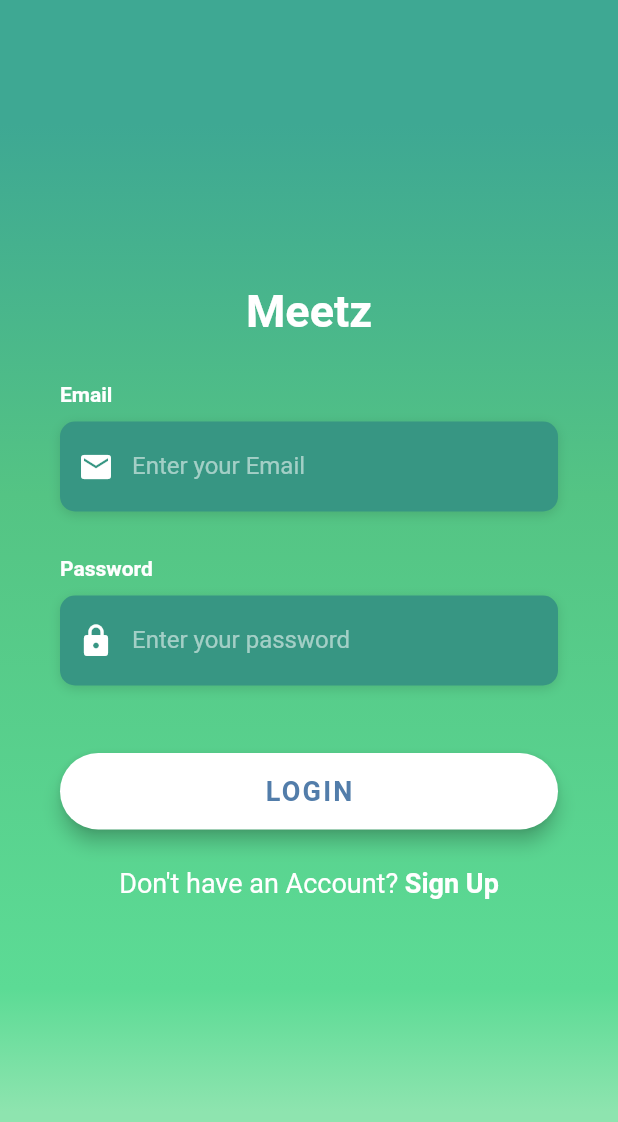
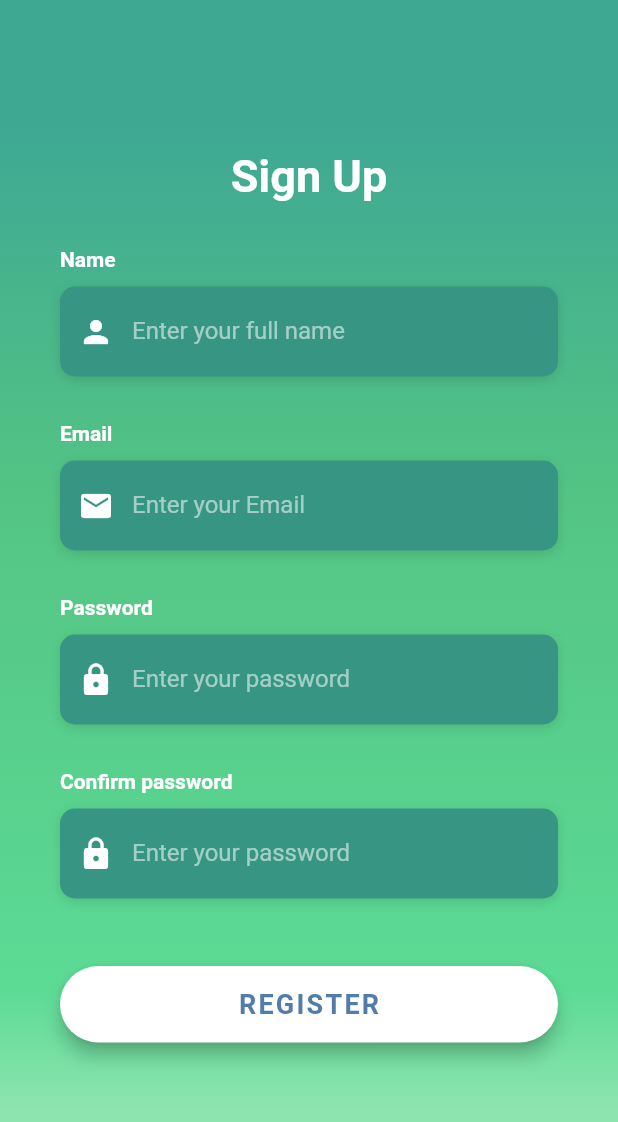
Before and after one commit to bruckmann/Meetz, a Flutter app: the screen it shows after launch, on a phone screen of 412 x 824 dp. Shown: the top 1122 px of the screen. Run offline on Flutter 3.47's test engine with Material 2 defaults, Android fonts, the light colour scheme and no system bars; Roboto replaces fonts that are missing (OpenSans).

Commit message:
Adicionando signup page

```diff
--- a/lib/core/app_widget.dart
+++ b/lib/core/app_widget.dart
@@ -1,10 +1,11 @@
 import 'package:flutter/material.dart';
-import 'package:meetz/pages/login/login_page.dart';
+import 'package:meetz/pages/signin/signin_page.dart';
+import 'package:meetz/pages/signup/signup_page.dart';
 
 class AppWidget extends StatelessWidget {
   @override
   Widget build(BuildContext context) {
     return MaterialApp(
-        title: "Meetz", home: LoginPage()); //pagina que você vai trabalhar
+        title: "Meetz", home: SignUpPage()); //pagina que você vai trabalhar
   }
 }
--- a/lib/pages/login/login_page.dart
+++ b/lib/pages/signup/signup_page.dart
@@ -1,12 +1,10 @@
 import 'package:flutter/material.dart';
-import 'package:meetz/core/app_gradients.dart';
-import 'package:meetz/pages/login/widgtes/remember_me/remember_me_widget.dart';
-import 'package:meetz/pages/login/widgtes/signup_button/signup_button_widget.dart';
+import 'package:meetz/core/core.dart';
 import 'package:meetz/shared/widgets/button_widget.dart';
 import 'package:meetz/shared/widgets/input_widget.dart';
 
-class LoginPage extends StatelessWidget {
-  const LoginPage({Key? key}) : super(key: key);
+class SignUpPage extends StatelessWidget {
+  const SignUpPage({Key? key}) : super(key: key);
 
   @override
   Widget build(BuildContext context) {
@@ -24,16 +22,22 @@ class LoginPage extends StatelessWidget {
               child: SingleChildScrollView(
                 physics: AlwaysScrollableScrollPhysics(),
                 padding:
-                    EdgeInsets.symmetric(horizontal: 40.0, vertical: 190.0),
+                    EdgeInsets.symmetric(horizontal: 40.0, vertical: 100.0),
                 child: Column(
                   children: <Widget>[
                     Text(
-                      "Meetz",
+                      "Sign Up",
                       style: TextStyle(
                           color: Colors.white,
                           fontFamily: 'OpenSans',
                           fontSize: 30,
                           fontWeight: FontWeight.bold),
+                    ),
+                    SizedBox(height: 30.0),
+                    InputWidget(
+                      label: "Name",
+                      placeHolder: "Enter your full name",
+                      icon: Icons.person,
                     ),
                     SizedBox(height: 30.0),
                     InputWidget(
@@ -47,10 +51,15 @@ class LoginPage extends StatelessWidget {
                       placeHolder: "Enter your password",
                       icon: Icons.lock,
                     ),
+                    SizedBox(height: 30),
+                    InputWidget(
+                      label: "Confirm password",
+                      placeHolder: "Enter your password",
+                      icon: Icons.lock,
+                    ),
                     SizedBox(height: 20),
                     //RememberMeWidget(),
-                    ButtonWidget(text: 'LOGIN'),
-                    SignUpButton()
+                    ButtonWidget(text: 'REGISTER'),
                   ],
                 ),
               )),
```
Also changed, not shown: lib/pages/signin/signin_page.dart (added, +61 -0 lines), lib/pages/signin/widgtes/remember_me/remember_me_widget.dart (renamed from lib/pages/login/widgtes/remember_me/remember_me_widget.dart), lib/pages/signin/widgtes/signup_button/signup_button_widget.dart (renamed from lib/pages/login/widgtes/signup_button/signup_button_widget.dart).
